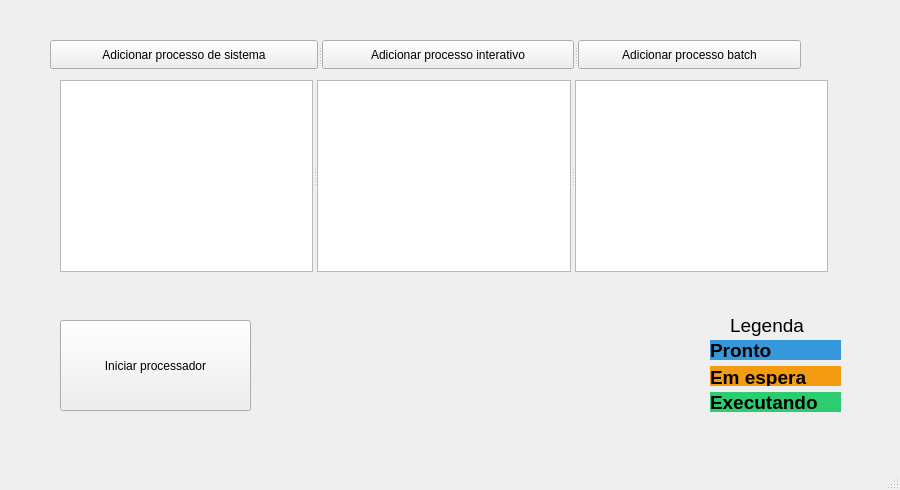
Old version of the form interface/view.ui in the repository M3nin0/schedulerPy.
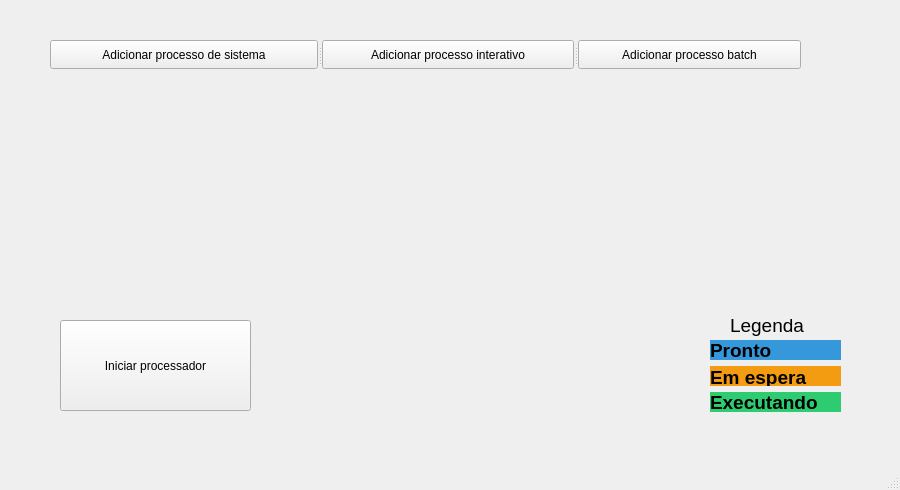
New version of the form.

Commit message: Adição da interface do web viewer

What changed in the file:
```diff
--- a/interface/view.ui
+++ b/interface/view.ui
@@ -79,49 +79,6 @@
      </property>
     </widget>
    </widget>
-   <widget class="QSplitter" name="splitter_2">
-    <property name="geometry">
-     <rect>
-      <x>60</x>
-      <y>80</y>
-      <width>768</width>
-      <height>192</height>
-     </rect>
-    </property>
-    <property name="orientation">
-     <enum>Qt::Horizontal</enum>
-    </property>
-    <widget class="QListWidget" name="fila_sistema">
-     <property name="font">
-      <font>
-       <pointsize>14</pointsize>
-       <weight>75</weight>
-       <bold>true</bold>
-      </font>
-     </property>
-     <property name="sortingEnabled">
-      <bool>true</bool>
-     </property>
-    </widget>
-    <widget class="QListWidget" name="fila_interativa">
-     <property name="font">
-      <font>
-       <pointsize>14</pointsize>
-       <weight>75</weight>
-       <bold>true</bold>
-      </font>
-     </property>
-    </widget>
-    <widget class="QListWidget" name="fila_batch">
-     <property name="font">
-      <font>
-       <pointsize>14</pointsize>
-       <weight>75</weight>
-       <bold>true</bold>
-      </font>
-     </property>
-    </widget>
-   </widget>
    <widget class="QLabel" name="lbl_espera">
     <property name="geometry">
      <rect>
@@ -194,6 +151,36 @@
      <string>Pronto</string>
     </property>
    </widget>
+   <widget class="QWidget" name="fila_sistema" native="true">
+    <property name="geometry">
+     <rect>
+      <x>90</x>
+      <y>80</y>
+      <width>171</width>
+      <height>221</height>
+     </rect>
+    </property>
+   </widget>
+   <widget class="QWidget" name="fila_interativa" native="true">
+    <property name="geometry">
+     <rect>
+      <x>370</x>
+      <y>80</y>
+      <width>171</width>
+      <height>221</height>
+     </rect>
+    </property>
+   </widget>
+   <widget class="QWidget" name="fila_batch" native="true">
+    <property name="geometry">
+     <rect>
+      <x>610</x>
+      <y>80</y>
+      <width>171</width>
+      <height>221</height>
+     </rect>
+    </property>
+   </widget>
   </widget>
   <widget class="QMenuBar" name="menubar">
    <property name="geometry">
```
The commit also changes 2 other files.
